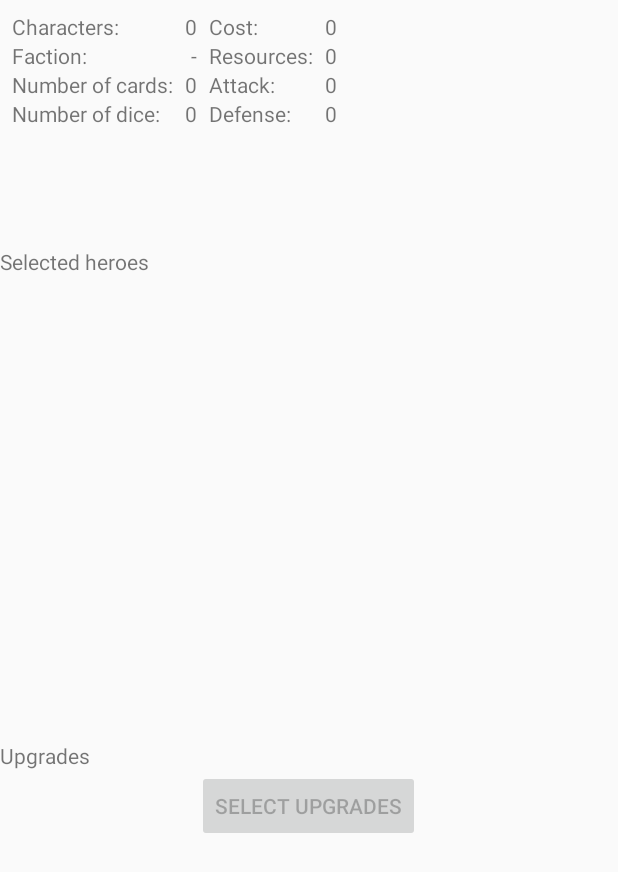
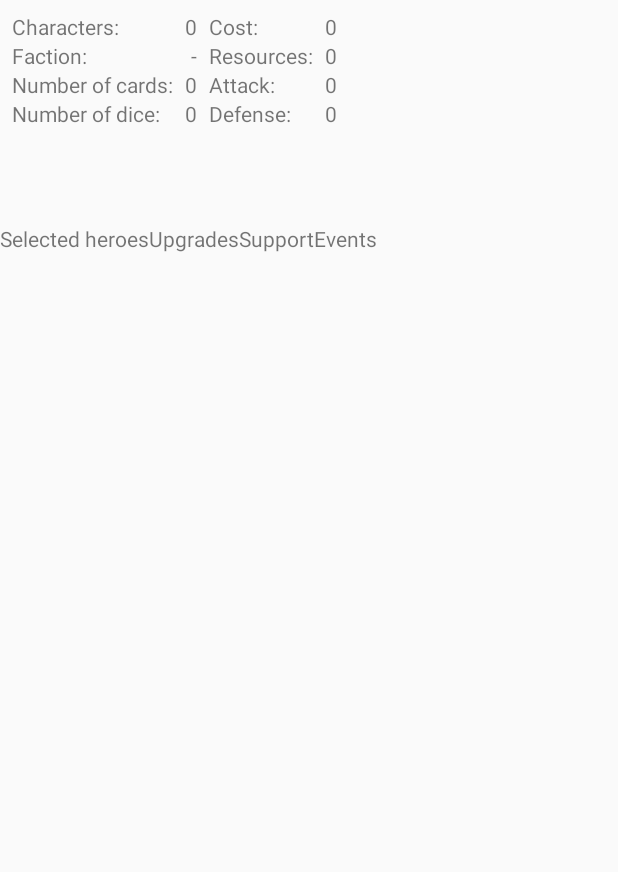
Before and after one commit to hckling/DestinyCardManager, an Android app: the BuildDeckActivity screen opened directly, with no data from a screen before it, on a phone screen of 412 x 824 dp. Shown: the top 872 px of the screen. Run offline under Robolectric (Android 15) with nearby library versions, the phone set to English and light mode, and no system bars.

Commit message:
Before changing the build deck GUI completely

```diff
--- a/app/src/main/res/layout/activity_build_deck.xml
+++ b/app/src/main/res/layout/activity_build_deck.xml
@@ -140,15 +140,39 @@
                 android:gravity="right"/>
         </LinearLayout>
     </LinearLayout>
+
+    <!--
+    <android.support.v4.view.ViewPager
+        android:layout_width="match_parent"
+        android:layout_height="match_parent"
+        android:layout_gravity="center_horizontal">
+
+    </android.support.v4.view.ViewPager>
+    <LinearLayout
+        android:layout_width="match_parent"
+        android:layout_height="wrap_content">
+
+    </LinearLayout>
+    -->
+
+    <HorizontalScrollView
+        android:layout_width="wrap_content"
+        android:layout_height="0dp"
+        android:layout_weight="9">
+        <LinearLayout
+            android:orientation="horizontal"
+            android:layout_width="wrap_content"
+            android:layout_height="match_parent">
+
+            <!-- Select heroes -->
             <LinearLayout
                 android:orientation="horizontal"
                 android:layout_width="match_parent"
-        android:layout_height="0dp"
-        android:layout_weight="4">
+                android:layout_height="match_parent">
 
                 <LinearLayout
                     android:orientation="vertical"
-            android:layout_width="0dp"
+                    android:layout_width="match_parent"
                     android:layout_weight="7"
                     android:layout_height="match_parent">
 
@@ -163,31 +187,12 @@
 
                     </ListView>
                 </LinearLayout>
+            </LinearLayout>
 
-        <!--
-        <LinearLayout
-            android:orientation="vertical"
-            android:layout_width="0dp"
-            android:layout_weight="3"
-            android:layout_height="match_parent">
-            <TextView
-                android:text="Battlefield"
-                android:layout_width="wrap_content"
-                android:layout_height="wrap_content" />
-            <Button
-                android:text="Select battlefield"
-                android:layout_width="wrap_content"
-                android:layout_height="wrap_content"
-                android:layout_gravity="center"/>
-        </LinearLayout>
-        -->
-
-    </LinearLayout>
             <LinearLayout
                 android:orientation="vertical"
                 android:layout_width="match_parent"
-        android:layout_height="0dp"
-        android:layout_weight="4">
+                android:layout_height="match_parent">
 
                 <TextView
                     android:text="Upgrades"
@@ -196,23 +201,13 @@
                 <ListView
                     android:id="@+id/lvSelectedUpgrades"
                     android:layout_width="match_parent"
-            android:layout_height="wrap_content">
+                    android:layout_height="match_parent">
                 </ListView>
-        <Button
-            android:id="@+id/btnSelectUpgrades"
-            android:text="Select upgrades"
-            android:layout_gravity="center"
-            android:layout_width="wrap_content"
-            android:layout_height="wrap_content"
-            android:enabled="false"/>
             </LinearLayout>
-
-    <!--
             <LinearLayout
                 android:orientation="vertical"
                 android:layout_width="match_parent"
-        android:layout_height="0dp"
-        android:layout_weight="4">
+                android:layout_height="wrap_content">
                 <TextView
                     android:text="Support"
                     android:layout_width="match_parent"
@@ -222,17 +217,10 @@
                     android:layout_width="match_parent"
                     android:layout_height="wrap_content">
                 </ListView>
-        <Button
-            android:text="Select support"
-            android:layout_width="wrap_content"
-            android:layout_height="wrap_content"
-            android:layout_gravity="center"
-            android:enabled="false"/>
             </LinearLayout>
-
             <LinearLayout
                 android:orientation="vertical"
-        android:layout_width="0dp"
+                android:layout_width="match_parent"
                 android:layout_height="match_parent"
                 android:layout_weight="3">
                 <TextView
@@ -244,12 +232,13 @@
                     android:layout_width="match_parent"
                     android:layout_height="wrap_content">
                 </ListView>
-        <Button
-            android:text="Select events"
-            android:layout_width="wrap_content"
-            android:layout_height="wrap_content"
-            android:layout_gravity="center"
-            android:enabled="false"/>
             </LinearLayout>
+        </LinearLayout>
+
+    </HorizontalScrollView>
+
+    <!--
+
+
     -->
 </LinearLayout>
```
Lines whose indentation alone changed are shown as unchanged.
